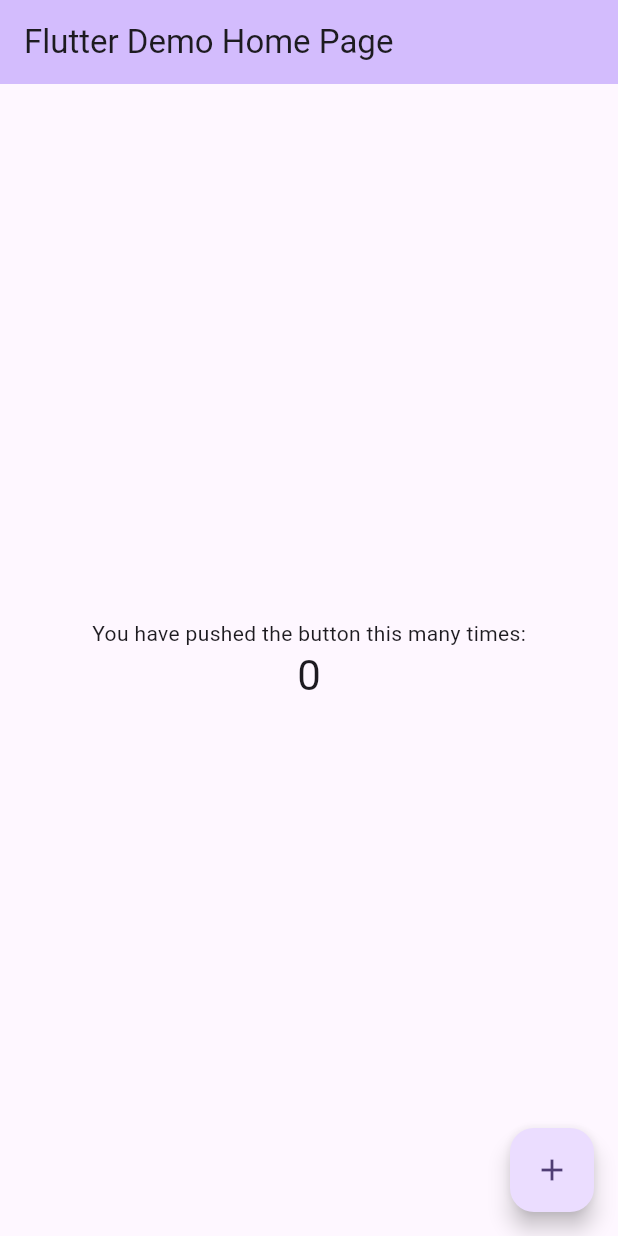
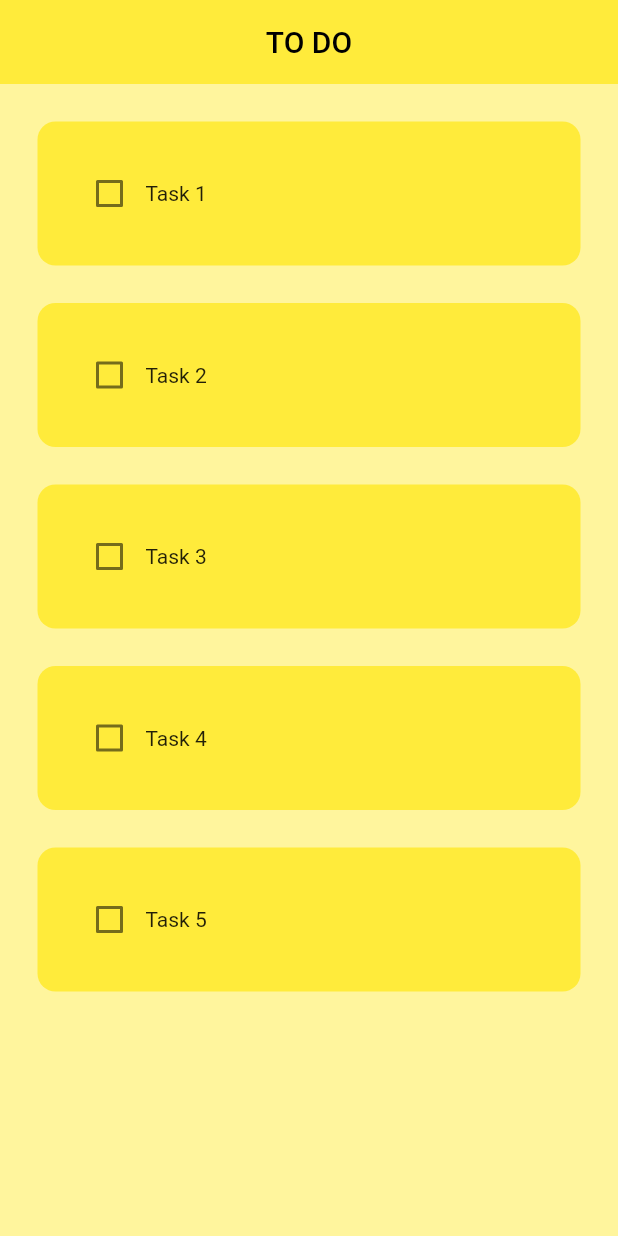
Before and after one commit to ryanoliveir/academic-iftodo-flutter, a Flutter app: the screen it shows after launch, on a phone screen of 412 x 824 dp. Run offline on Flutter 3.47's test engine with Material 2 defaults, Android fonts, the phone set to English and light mode, and no system bars.

Commit message:
add: Todo List
add: checkbox decoration

```diff
--- /dev/null
+++ b/lib/components/todo_list.dart
@@ -0,0 +1,48 @@
+import 'package:flutter/material.dart';
+
+
+class TodoList extends StatelessWidget {
+  final String taskName;
+  final bool taskCompleted;
+
+  Function(bool?)? onChanged;
+
+    TodoList({
+      required this.taskName,
+      required this.taskCompleted,
+      required this.onChanged,
+      super.key,
+    });
+
+  @override
+  Widget build(BuildContext context) {
+    return Padding(
+      padding: const EdgeInsets.only(left: 25.0, right: 25.0, top: 25.0),
+      child: Container(
+        padding: const EdgeInsets.all(24),
+        decoration: BoxDecoration(
+            color: Colors.yellow,
+            borderRadius: BorderRadius.circular(12)
+          ),
+        child: Row(
+          children: [
+            // Checkbox
+            Checkbox(
+              value: taskCompleted,
+              onChanged: onChanged,
+              activeColor: Colors.black,
+            ),
+            // Task name
+            Text(
+              taskName,
+              style: TextStyle(
+                decoration: taskCompleted? TextDecoration.lineThrough : TextDecoration.none
+              ),
+            )
+
+          ],
+        )
+      ),
+    );
+  }
+}
--- a/lib/main.dart
+++ b/lib/main.dart
@@ -1,4 +1,5 @@
 import 'package:flutter/material.dart';
+import 'package:todo_app/screens/home_page.dart';
 
 void main() {
   runApp(const MyApp());
@@ -6,120 +7,13 @@ void main() {
 
 class MyApp extends StatelessWidget {
   const MyApp({super.key});
-
-  // This widget is the root of your application.
   @override
   Widget build(BuildContext context) {
     return MaterialApp(
       title: 'Flutter Demo',
-      theme: ThemeData(
-        // This is the theme of your application.
-        //
-        // TRY THIS: Try running your application with "flutter run". You'll see
-        // the application has a blue toolbar. Then, without quitting the app,
-        // try changing the seedColor in the colorScheme below to Colors.green
-        // and then invoke "hot reload" (save your changes or press the "hot
-        // reload" button in a Flutter-supported IDE, or press "r" if you used
-        // the command line to start the app).
-        //
-        // Notice that the counter didn't reset back to zero; the application
-        // state is not lost during the reload. To reset the state, use hot
-        // restart instead.
-        //
-        // This works for code too, not just values: Most code changes can be
-        // tested with just a hot reload.
-        colorScheme: ColorScheme.fromSeed(seedColor: Colors.deepPurple),
-        useMaterial3: true,
-      ),
-      home: const MyHomePage(title: 'Flutter Demo Home Page'),
+      debugShowCheckedModeBanner: false,
+      theme: ThemeData(primarySwatch: Colors.yellow),
+      home: const HomePage(),
     );
   }
 }
-
-class MyHomePage extends StatefulWidget {
-  const MyHomePage({super.key, required this.title});
-
-  // This widget is the home page of your application. It is stateful, meaning
-  // that it has a State object (defined below) that contains fields that affect
-  // how it looks.
-
-  // This class is the configuration for the state. It holds the values (in this
-  // case the title) provided by the parent (in this case the App widget) and
-  // used by the build method of the State. Fields in a Widget subclass are
-  // always marked "final".
-
-  final String title;
-
-  @override
-  State<MyHomePage> createState() => _MyHomePageState();
-}
-
-class _MyHomePageState extends State<MyHomePage> {
-  int _counter = 0;
-
-  void _incrementCounter() {
-    setState(() {
-      // This call to setState tells the Flutter framework that something has
-      // changed in this State, which causes it to rerun the build method below
-      // so that the display can reflect the updated values. If we changed
-      // _counter without calling setState(), then the build method would not be
-      // called again, and so nothing would appear to happen.
-      _counter++;
-    });
-  }
-
-  @override
-  Widget build(BuildContext context) {
-    // This method is rerun every time setState is called, for instance as done
-    // by the _incrementCounter method above.
-    //
-    // The Flutter framework has been optimized to make rerunning build methods
-    // fast, so that you can just rebuild anything that needs updating rather
-    // than having to individually change instances of widgets.
-    return Scaffold(
-      appBar: AppBar(
-        // TRY THIS: Try changing the color here to a specific color (to
-        // Colors.amber, perhaps?) and trigger a hot reload to see the AppBar
-        // change color while the other colors stay the same.
-        backgroundColor: Theme.of(context).colorScheme.inversePrimary,
-        // Here we take the value from the MyHomePage object that was created by
-        // the App.build method, and use it to set our appbar title.
-        title: Text(widget.title),
-      ),
-      body: Center(
-        // Center is a layout widget. It takes a single child and positions it
-        // in the middle of the parent.
-        child: Column(
-          // Column is also a layout widget. It takes a list of children and
-          // arranges them vertically. By default, it sizes itself to fit its
-          // children horizontally, and tries to be as tall as its parent.
-          //
-          // Column has various properties to control how it sizes itself and
-          // how it positions its children. Here we use mainAxisAlignment to
-          // center the children vertically; the main axis here is the vertical
-          // axis because Columns are vertical (the cross axis would be
-          // horizontal).
-          //
-          // TRY THIS: Invoke "debug painting" (choose the "Toggle Debug Paint"
-          // action in the IDE, or press "p" in the console), to see the
-          // wireframe for each widget.
-          mainAxisAlignment: MainAxisAlignment.center,
-          children: <Widget>[
-            const Text(
-              'You have pushed the button this many times:',
-            ),
-            Text(
-              '$_counter',
-              style: Theme.of(context).textTheme.headlineMedium,
-            ),
-          ],
-        ),
-      ),
-      floatingActionButton: FloatingActionButton(
-        onPressed: _incrementCounter,
-        tooltip: 'Increment',
-        child: const Icon(Icons.add),
-      ), // This trailing comma makes auto-formatting nicer for build methods.
-    );
-  }
-}
--- /dev/null
+++ b/lib/screens/home_page.dart
@@ -0,0 +1,52 @@
+import 'package:flutter/material.dart';
+import 'package:todo_app/components/todo_list.dart';
+
+
+class HomePage extends StatefulWidget {
+  const HomePage({super.key});
+
+  @override
+  State<HomePage> createState() => _HomePageState();
+}
+
+class _HomePageState extends State<HomePage> {
+
+  List todoList = [
+    ["Task 1", false],
+    ["Task 2", false],
+    ["Task 3", false],
+    ["Task 4", false],
+    ["Task 5", false],
+  ];
+
+
+  void checkBoxChanged(bool? value, int index){
+    setState(() {
+      todoList[index][1] = !todoList[index][1];
+    });
+  }
+
+
+
+
+  @override
+  Widget build(BuildContext context) {
+    return Scaffold(
+      backgroundColor: Colors.yellow[200],
+      appBar: AppBar(
+        centerTitle: true,
+        title: const Text('TO DO'),
+        elevation: 0,
+      ),
+      body: ListView.builder(
+        itemCount: todoList.length,
+        itemBuilder: (context, index) {
+          return TodoList(
+            taskName: todoList[index][0],
+            taskCompleted: todoList[index][1],
+            onChanged: (value) => checkBoxChanged(value, index));
+        }
+      )
+    );
+  }
+}
```
